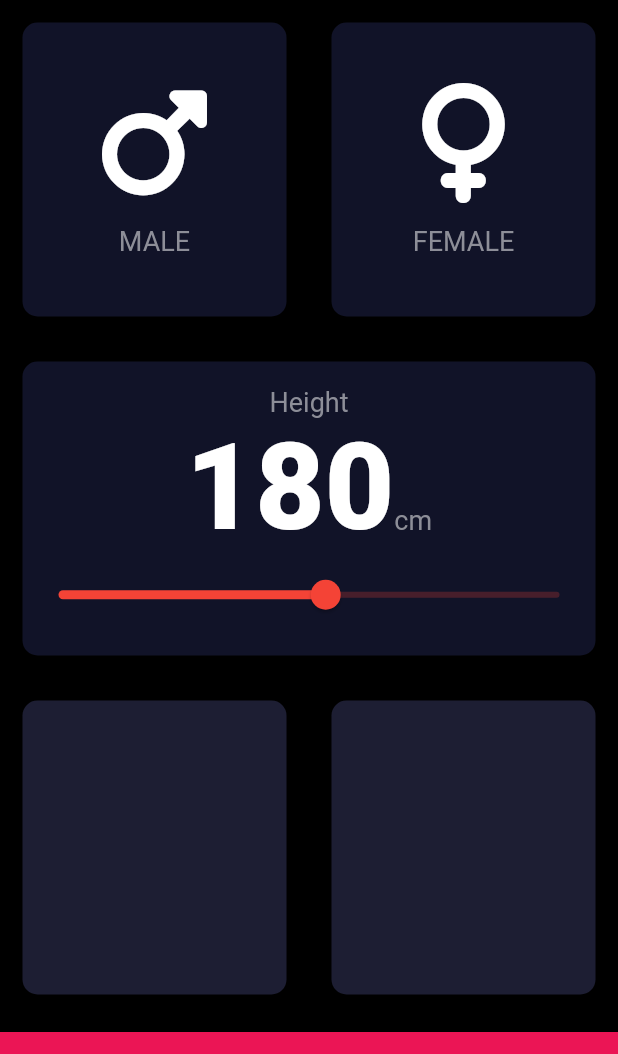
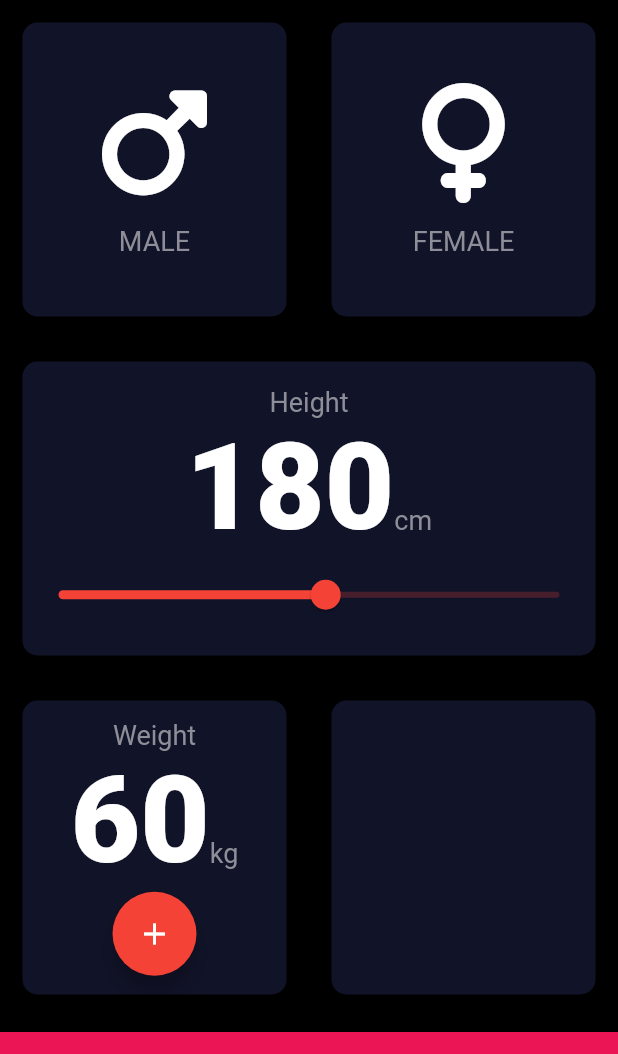
Before and after one commit to tdoug19/2021FlutterDevelopment, a Flutter app: the screen it shows after launch, on a phone screen of 412 x 824 dp, the part 84-1138 px from its top. Run offline on Flutter 3.47's test engine with Material 2 defaults, Android fonts, the phone set to English and light mode, and no system bars; our stand-ins replace font_awesome_flutter.

Commit message:
Starting with weight widget

```diff
--- a/TDProjects/bmi-calculator-flutter-master/lib/constants.dart
+++ b/TDProjects/bmi-calculator-flutter-master/lib/constants.dart
@@ -2,7 +2,7 @@ import 'package:flutter/material.dart';
 
 const Color kBottomContainerColor = Color(0xFFEB1555);
 const double kBottomContainerHeight = 80.0;
-const kActiveCardColor = Color(0xFF1D1E33);
+const kActiveCardColor = Color.fromARGB(255, 39, 39, 50);
 const kInactiveCardColor = Color(0xFF111328);
 
 const kIconTextStyle = TextStyle(
--- a/TDProjects/bmi-calculator-flutter-master/lib/input_page.dart
+++ b/TDProjects/bmi-calculator-flutter-master/lib/input_page.dart
@@ -11,6 +11,7 @@ class InputPage extends StatefulWidget {
 
 enum Gender { male, female }
 int userHeight = 180;
+int userWeight = 60;
 double _currentSliderValue = 50.0;
 
 class _InputPageState extends State<InputPage> {
@@ -105,10 +106,42 @@ class _InputPageState extends State<InputPage> {
               child: Row(
             children: <Widget>[
               Expanded(
-                child: ReusableCard(cardColor: kActiveCardColor),
+                child: ReusableCard(
+                  cardColor: kInactiveCardColor,
+                  cardChild: Column(
+                    mainAxisAlignment: MainAxisAlignment.center,
+                    children: [
+                      Text(
+                        'Weight',
+                        style: kIconTextStyle,
+                      ),
+                      Row(
+                        mainAxisAlignment: MainAxisAlignment.center,
+                        crossAxisAlignment: CrossAxisAlignment.baseline,
+                        textBaseline: TextBaseline.alphabetic,
+                        children: [
+                          Text(
+                            userWeight.toString(),
+                            style: kNumberTextStyle,
+                          ),
+                          Text(
+                            'kg',
+                            style: kIconTextStyle,
+                          )
+                        ],
+                      ),
+                      FloatingActionButton(
+                        child: Icon(
+                          Icons.add,
+                        ),
+                        onPressed: () {},
+                      ),
+                    ],
+                  ),
+                ),
               ),
               Expanded(
-                child: ReusableCard(cardColor: kActiveCardColor),
+                child: ReusableCard(cardColor: kInactiveCardColor),
               ),
             ],
           )),
```
